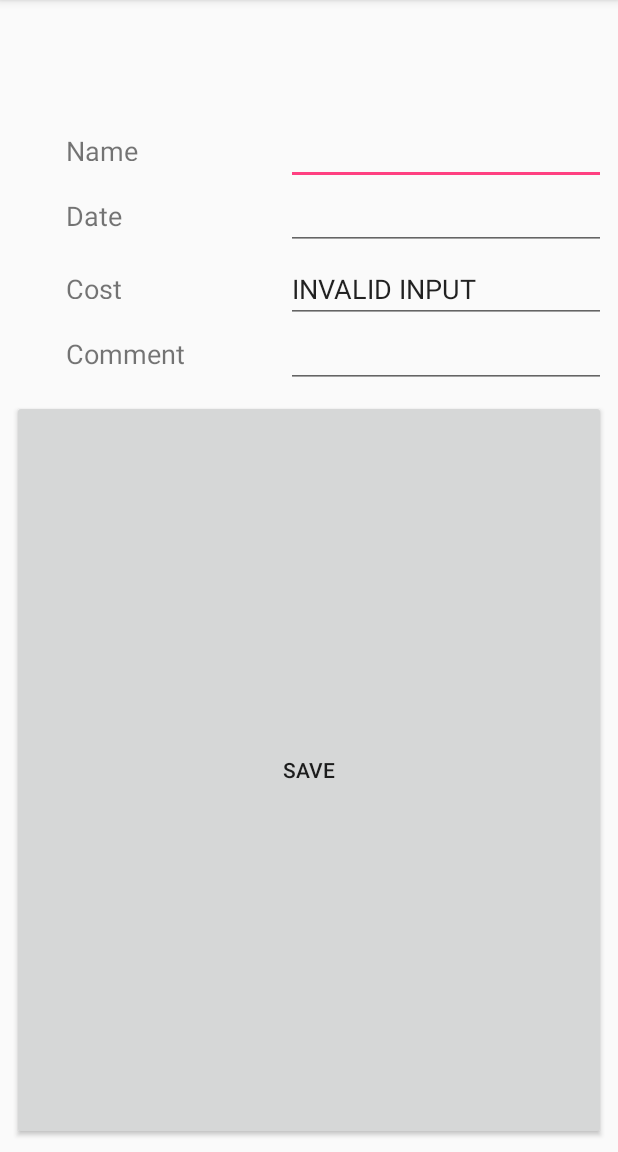
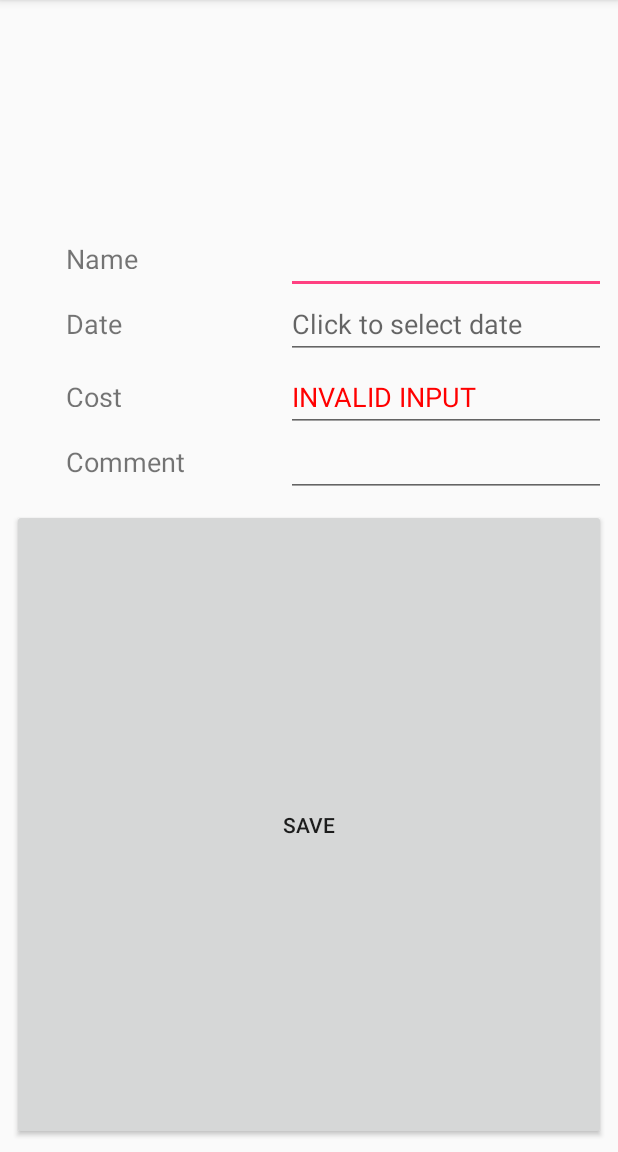
Before and after one commit to HailanXyouknow/CMPUT301_A1, an Android app: the screen it shows after launch (MainActivity), in the options menu, after a tap on "Subscriptions", on a phone screen of 412 x 824 dp, the part 84-1236 px from its top. Run offline under Robolectric (Android 15) with nearby library versions, the phone set to English and light mode, and no system bars.

Commit message:
subscription now can be saved and show on listview above

```diff
--- a/app/build.gradle
+++ b/app/build.gradle
@@ -19,10 +19,11 @@ android {
 }
 
 dependencies {
-    implementation fileTree(dir: 'libs', include: ['*.jar'])
+    implementation fileTree(include: ['*.jar'], dir: 'libs')
     implementation 'com.android.support:appcompat-v7:26.1.0'
     implementation 'com.android.support.constraint:constraint-layout:1.0.2'
     testImplementation 'junit:junit:4.12'
     androidTestImplementation 'com.android.support.test:runner:1.0.1'
     androidTestImplementation 'com.android.support.test.espresso:espresso-core:3.0.1'
+    implementation 'com.google.code.gson:gson:2.2.4'
 }
--- a/app/src/main/java/com/example/hailan/hailan_subbook/MainActivity.java
+++ b/app/src/main/java/com/example/hailan/hailan_subbook/MainActivity.java
@@ -1,6 +1,7 @@
 package com.example.hailan.hailan_subbook;
 
 import android.app.DatePickerDialog;
+import android.content.Context;
 import android.os.Bundle;
 import android.support.v7.app.AppCompatActivity;
 import android.view.Menu;
@@ -12,11 +13,24 @@ import android.widget.DatePicker;
 import android.widget.EditText;
 import android.widget.ListView;
 
+import com.google.gson.Gson;
+import com.google.gson.reflect.TypeToken;
+
+import java.io.BufferedReader;
+import java.io.BufferedWriter;
+import java.io.FileInputStream;
+import java.io.FileNotFoundException;
+import java.io.FileOutputStream;
+import java.io.IOException;
+import java.io.InputStreamReader;
+import java.io.OutputStreamWriter;
+import java.lang.reflect.Type;
 import java.util.ArrayList;
 import java.util.Calendar;
 
 public class MainActivity extends AppCompatActivity {
-    private ListView listSubscriptions;
+    private static final String FILENAME = "newfile.sav";
+    private ListView listOfSubscription;
     private EditText nameOfSubscription;
     private EditText dateOfSubscription;
     private EditText costOfSubscription;
@@ -24,9 +38,9 @@ public class MainActivity extends AppCompatActivity {
 
     DatePickerDialog datePickerDialog;
 
-    private ArrayList<Subscription> allSubscriptions;
+
+    private ArrayList<Subscription> subscriptionlist;
     private ArrayAdapter<Subscription> adapter;
-
     @Override
     protected void onCreate(Bundle savedInstanceState) {
         super.onCreate(savedInstanceState);
@@ -37,10 +51,8 @@ public class MainActivity extends AppCompatActivity {
         dateOfSubscription = (EditText) findViewById(R.id.addDate);
         costOfSubscription = (EditText) findViewById(R.id.addCost);
         commentOfSubscription = (EditText) findViewById(R.id.addComment);
+        listOfSubscription = (ListView) findViewById(R.id.listView);
 
-
-        //listSubscriptions = (ListView) findViewById(R.id.listviewID);
-        //ArrayAdapter<>
 
         /**
          * The following OnClickListener is a spinOff from http://abhiandroid.com/ui/datepicker
@@ -84,22 +96,28 @@ public class MainActivity extends AppCompatActivity {
                 //Subscription newSubscription = new Subscription();
 
                 try {
-                    Double doubleValue = Double.valueOf(cost);
+                    Double costInDouble = Double.valueOf(cost);
                 } catch (NumberFormatException e) {
-                    costOfSubscription.setText("INVALID INPUT");
+                    costOfSubscription.setHint("INVALID INPUT");
                     return;
                 }
 
-//                try {
-//
-//                } catch () {
-//
-//                }
+                Subscription newSubscription = new Subscription(name, date, cost, comment);
+                subscriptionlist.add(newSubscription);
 
-
-
+                adapter.notifyDataSetChanged();
+                saveInFile();
             }
         });
+    }
+
+    @Override
+    protected void onStart() {
+        super.onStart();
+        loadFromFile();
+        adapter = new ArrayAdapter<Subscription>(this,
+                R.layout.list_item, subscriptionlist);
+        listOfSubscription.setAdapter(adapter);
     }
 
     @Override
@@ -112,4 +130,43 @@ public class MainActivity extends AppCompatActivity {
     public boolean onOptionsItemSelected(MenuItem item) {
         return super.onOptionsItemSelected(item);
     }
+
+    private void loadFromFile() {
+
+        try {
+            FileInputStream fis = openFileInput(FILENAME);
+            BufferedReader in = new BufferedReader(new InputStreamReader(fis));
+
+            Gson gson = new Gson();
+
+            Type listType = new TypeToken<ArrayList<Subscription>>(){}.getType();
+
+            subscriptionlist = gson.fromJson(in, listType);
+
+        } catch (FileNotFoundException e) {
+            subscriptionlist = new ArrayList<Subscription>();
+        } catch (IOException e) {
+            e.printStackTrace();
+        }
+
+    }
+
+    private void saveInFile() {
+        try {
+            FileOutputStream fos = openFileOutput(FILENAME,
+                    Context.MODE_PRIVATE);
+            BufferedWriter out = new BufferedWriter(new OutputStreamWriter(fos));
+
+            Gson gson = new Gson();
+
+            gson.toJson(subscriptionlist, out);
+
+            out.flush();
+
+        } catch (FileNotFoundException e) {
+            e.printStackTrace();
+        } catch (IOException e) {
+            e.printStackTrace();
+        }
+    }
 }
--- a/app/src/main/res/layout/add_subscription.xml
+++ b/app/src/main/res/layout/add_subscription.xml
@@ -10,10 +10,12 @@
     <ListView
         android:id="@+id/listView"
         android:layout_width="368dp"
-        android:layout_height="56dp"
+        android:layout_height="128dp"
         android:layout_marginEnd="8dp"
         android:layout_marginStart="8dp"
         android:layout_marginTop="8dp"
+        android:scrollIndicators="right|end"
+        android:scrollbars="vertical"
         app:layout_constraintEnd_toEndOf="parent"
         app:layout_constraintHorizontal_bias="1.0"
         app:layout_constraintStart_toStartOf="parent"
@@ -22,38 +24,42 @@
     <EditText
         android:id="@+id/addName"
         android:layout_width="0dp"
-        android:layout_height="wrap_content"
+        android:layout_height="46dp"
         android:ems="10"
         android:inputType="textPersonName"
+        android:maxLength="20"
         app:layout_constraintBaseline_toBaselineOf="@+id/namefield"
         app:layout_constraintEnd_toEndOf="@+id/addDate" />
 
     <EditText
         android:id="@+id/addDate"
         android:layout_width="0dp"
-        android:layout_height="wrap_content"
+        android:layout_height="46dp"
         android:ems="10"
+        android:focusableInTouchMode="false"
+        android:hint="Click to select date"
         android:inputType="date"
-        android:focusableInTouchMode="false"
         app:layout_constraintBaseline_toBaselineOf="@+id/datefield"
         app:layout_constraintEnd_toEndOf="@+id/addCost" />
 
     <EditText
         android:id="@+id/addCost"
         android:layout_width="0dp"
-        android:layout_height="wrap_content"
+        android:layout_height="46dp"
         android:ems="10"
         android:inputType="numberDecimal"
+        android:textColorHint="#FF0000"
         app:layout_constraintBaseline_toBaselineOf="@+id/costfield"
         app:layout_constraintEnd_toEndOf="@+id/addComment" />
 
     <EditText
         android:id="@+id/addComment"
         android:layout_width="0dp"
-        android:layout_height="wrap_content"
+        android:layout_height="46dp"
         android:layout_marginEnd="8dp"
         android:ems="10"
         android:inputType="textPersonName"
+        android:maxLength="30"
         app:layout_constraintBaseline_toBaselineOf="@+id/commentfield"
         app:layout_constraintEnd_toEndOf="parent" />
 
```
Also changed, not shown: app/src/main/java/com/example/hailan/hailan_subbook/Subscription.java (+12 -4 lines).
